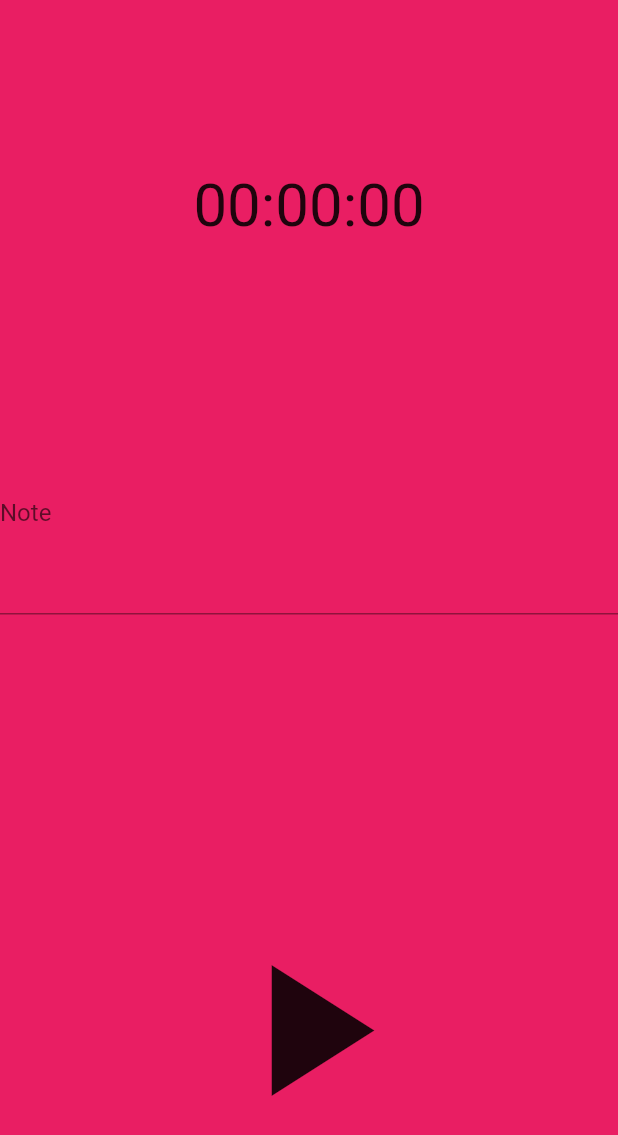
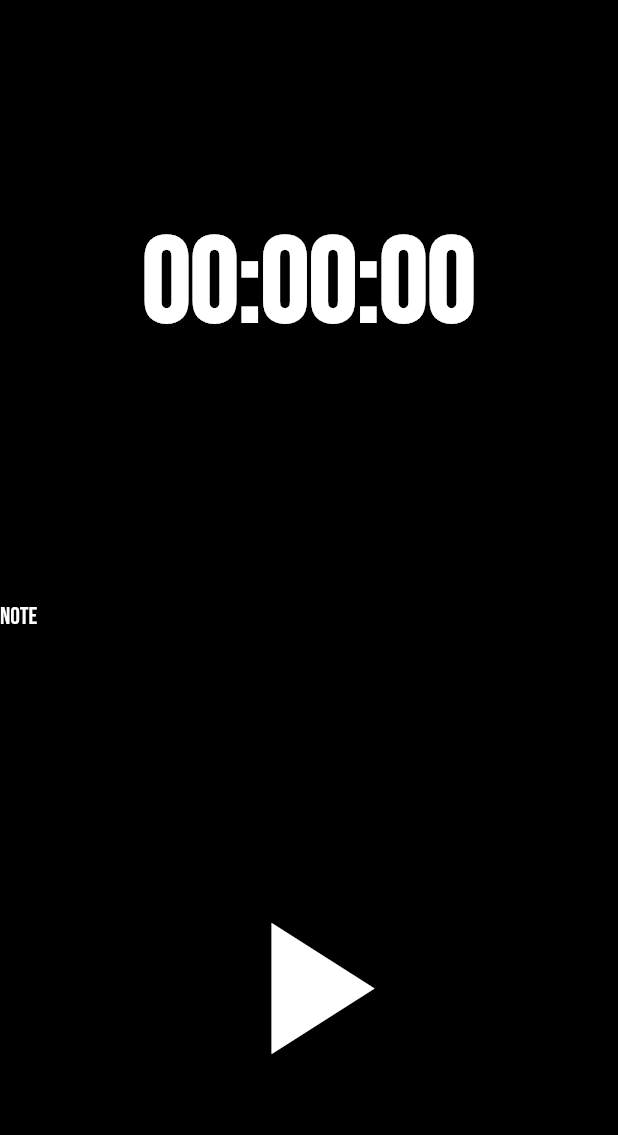
Before and after one commit to WaltDeyzel/Project-Time-Tracker, a Flutter app: the TimerScreen screen opened by its route, on a phone screen of 412 x 824 dp. Shown: the top 1135 px of the screen. Run offline on Flutter 3.47's test engine with Material 2 defaults, Android fonts, the phone set to English and light mode, and no system bars.

Commit message:
Played around with a dark theme and a font style.

```diff
--- a/lib/main.dart
+++ b/lib/main.dart
@@ -20,8 +20,10 @@ class MyApp extends StatelessWidget {
       ],
       child: MaterialApp(
         theme: ThemeData(
-          backgroundColor: Colors.black,
-          primaryColor: Color.fromARGB(0xFF, 128, 14, 28),),
+          fontFamily: 'BebasNeue',
+          backgroundColor:Colors.black,
+          primaryColor: Color.fromARGB(0xFF, 128, 14, 28),
+          ),
         title: "Title",
         home: ModulesScreen(),
         routes: {
--- a/lib/screens/module_screen.dart
+++ b/lib/screens/module_screen.dart
@@ -14,11 +14,11 @@ class ModuleScreen extends StatelessWidget {
         Provider.of<Modules>(context).findModuleById(projectId);
     return Scaffold(
       appBar: AppBar(
-        title: Text(selectedModule.title),
+        title: Text(selectedModule.title, style: TextStyle(fontSize: 40),),
         backgroundColor: Theme.of(context).backgroundColor,
       ),
       body: ProjectsGrid(selectedModule.getSubProjects()),
-      backgroundColor: Colors.black,
+      backgroundColor: Theme.of(context).backgroundColor,
     );
   }
 }
--- a/lib/screens/modules_screen.dart
+++ b/lib/screens/modules_screen.dart
@@ -24,7 +24,7 @@ class ModulesScreen extends StatelessWidget {
     final projectData = Provider.of<Modules>(context);
     return Scaffold(
       appBar: AppBar(
-        title: Text("Projects"),
+        title: Text("Projects", style: TextStyle(fontSize: 40),),
         backgroundColor: Theme.of(context).backgroundColor,
       ),
       backgroundColor: Theme.of(context).backgroundColor,
--- a/lib/screens/timer_screen.dart
+++ b/lib/screens/timer_screen.dart
@@ -67,8 +67,10 @@ class _TimerScreenState extends State<TimerScreen> {
     final height = MediaQuery.of(context).size.height;
     final project = ModalRoute.of(context).settings.arguments as Project;
     return Scaffold(
+      backgroundColor: Theme.of(context).backgroundColor,
       body: SingleChildScrollView(
         child: Column(
+          mainAxisAlignment: MainAxisAlignment.spaceEvenly,
           children: <Widget>[
             GestureDetector(
               onLongPress: () {
@@ -77,23 +79,27 @@ class _TimerScreenState extends State<TimerScreen> {
                 _startOrPause = ButtonTimer.Play;
               },
               child: Container(
+                height: 2 * height / 5,
+                padding: const EdgeInsets.only(top: 50),
                 child: Center(
                   child: Text(
                     _timeDisplay,
-                    style: TextStyle(fontSize: 40),
+                    style: TextStyle(fontSize: 80, fontWeight: FontWeight.w700, color: Colors.white),
                   ),
                 ),
-                color: Colors.pink,
-                height: 1 * height / 3,
               ),
             ),
             Container(
-              height: 1 * height / 3,
-              color: Colors.pink,
+              height: 1 * height / 5,
+              child: Center(
                 child: Form(
                   key: _form,
                   child: TextFormField(
-                  decoration: InputDecoration(labelText: "Note"),
+                    decoration: InputDecoration(
+                      labelText: "Note",
+                      labelStyle: TextStyle(color: Colors.white),
+                    ),
+                    style: TextStyle(color: Colors.white),
                     maxLines: 5,
                     onSaved: (newValue) {
                       _note = newValue;
@@ -101,18 +107,22 @@ class _TimerScreenState extends State<TimerScreen> {
                   ),
                 ),
               ),
+            ),
             Container(
-              height: height / 3,
-              color: Colors.pink,
+              height: 2 * height / 5,
+              child: Center(
                 child: FlatButton(
                   onLongPress: () {
-                  if (_timeDisplay != "00:00:00") _form.currentState.save();
+                    if (_timeDisplay != "00:00:00" &&
+                        _startOrPause != ButtonTimer.Pause) {
+                      _form.currentState.save();
                       project.addTimeStamp(TimeStamps(
-                      id: "AA1",
+                          id: DateTime.now().toString(),
                           startTime: _startTime,
                           endTime: _endTime,
                           note: _note.length == 0 ? "..." : _note));
                       Navigator.of(context).pop();
+                    }
                   },
                   onPressed: () {
                     if (_startOrPause == ButtonTimer.Play) {
@@ -128,16 +138,19 @@ class _TimerScreenState extends State<TimerScreen> {
                           child: Icon(
                             Icons.play_arrow,
                             size: 150,
+                            color: Colors.white,
                           ),
                         )
                       : Center(
                           child: Icon(
                             Icons.pause,
                             size: 150,
+                            color: Colors.white,
                           ),
                         ),
                 ),
               ),
+            ), //
           ],
         ),
       ),
--- a/lib/widgets/projects_grid_tile.dart
+++ b/lib/widgets/projects_grid_tile.dart
@@ -13,13 +13,13 @@ class ProjectsGridTile extends StatelessWidget {
             arguments: project);
       },
       child: Container(
-        color: Colors.pink,
+        color: Colors.white10,
         child: GridTile(
           child: Container(
-            margin: EdgeInsets.only(left: 5, top: 5),
+            margin: const EdgeInsets.only(left: 5, top: 5),
             child: Text(
               project.title,
-              style: TextStyle(fontSize: 30, fontWeight: FontWeight.w700),
+              style: TextStyle(fontSize: 30, fontWeight: FontWeight.w300, color: Colors.white70),
             ),
           ),
         ),
```
Also changed, not shown: lib/screens/time_stamps_screen.dart (+12 -10 lines), lib/widgets/module_tile.dart (+7 -7 lines), pubspec.yaml (+4 -4 lines), assets/fonts/BebasNeue-Regular.ttf (added). Lines whose indentation alone changed are shown as unchanged.
